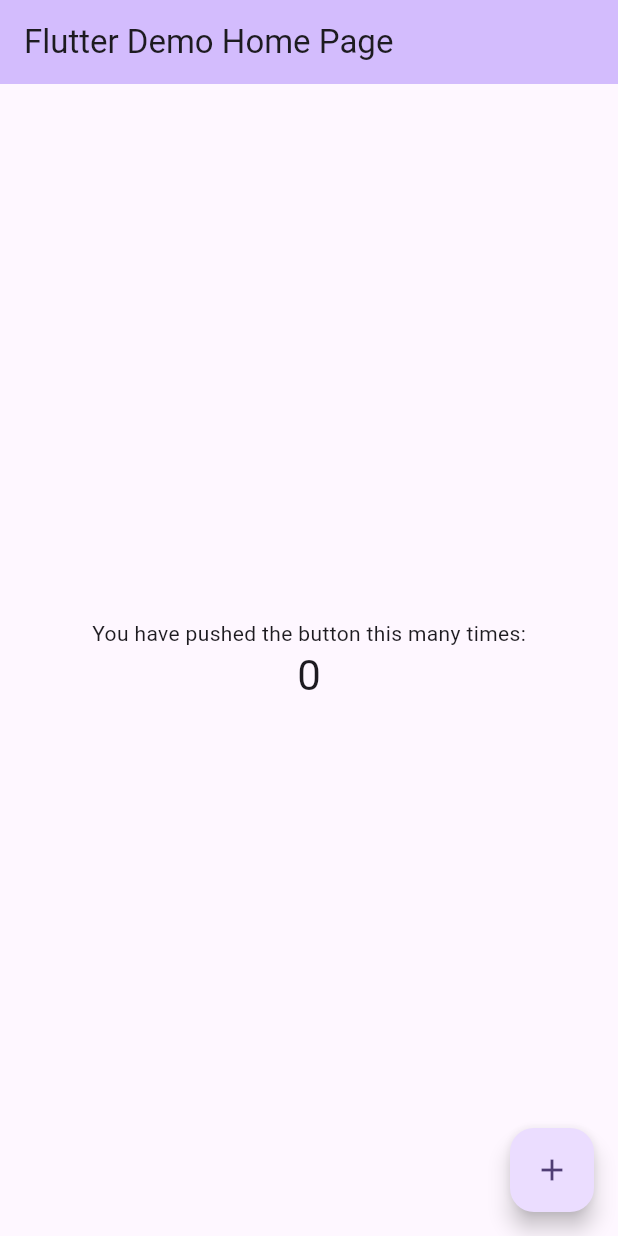
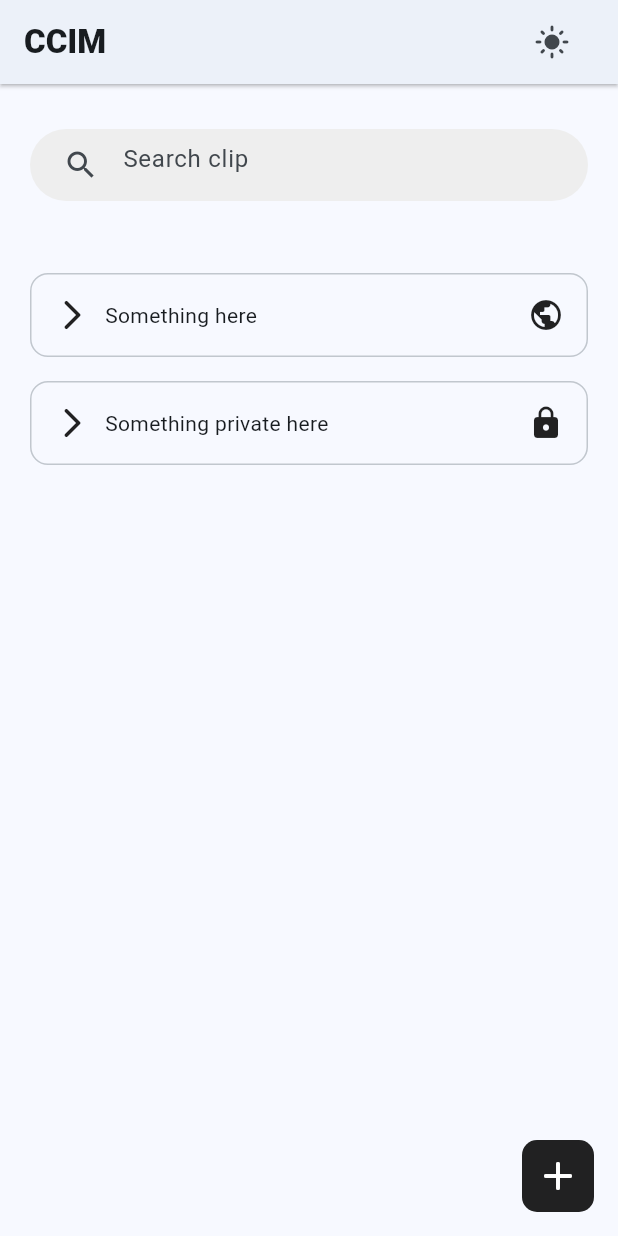
Before and after one commit to VulnX/ccim, a Flutter app: the screen it shows after launch, on a phone screen of 412 x 824 dp. Run offline on Flutter 3.47's test engine with Material 3 defaults, Android fonts, the light colour scheme and no system bars.

Commit message:
add basic template for viewing page and add clip page

```diff
--- a/client/lib/main.dart
+++ b/client/lib/main.dart
@@ -1,4 +1,5 @@
 import 'package:flutter/material.dart';
+import 'add_clip.dart';
 
 void main() {
   runApp(const MyApp());
@@ -11,112 +12,158 @@ class MyApp extends StatelessWidget {
   @override
   Widget build(BuildContext context) {
     return MaterialApp(
-      title: 'Flutter Demo',
+      title: 'CCIM - Common Clip IMproved',
+      debugShowCheckedModeBanner: false,
       theme: ThemeData(
-        // This is the theme of your application.
-        //
-        // TRY THIS: Try running your application with "flutter run". You'll see
-        // the application has a purple toolbar. Then, without quitting the app,
-        // try changing the seedColor in the colorScheme below to Colors.green
-        // and then invoke "hot reload" (save your changes or press the "hot
-        // reload" button in a Flutter-supported IDE, or press "r" if you used
-        // the command line to start the app).
-        //
-        // Notice that the counter didn't reset back to zero; the application
-        // state is not lost during the reload. To reset the state, use hot
-        // restart instead.
-        //
-        // This works for code too, not just values: Most code changes can be
-        // tested with just a hot reload.
-        colorScheme: ColorScheme.fromSeed(seedColor: Colors.deepPurple),
+        primaryColor: Colors.green,
+        secondaryHeaderColor: Colors.red,
+        colorScheme: ColorScheme.fromSeed(seedColor: Colors.lightBlue),
+        useMaterial3: true,
       ),
-      home: const MyHomePage(title: 'Flutter Demo Home Page'),
+      home: const HomePage(),
     );
   }
 }
 
-class MyHomePage extends StatefulWidget {
-  const MyHomePage({super.key, required this.title});
-
-  // This widget is the home page of your application. It is stateful, meaning
-  // that it has a State object (defined below) that contains fields that affect
-  // how it looks.
-
-  // This class is the configuration for the state. It holds the values (in this
-  // case the title) provided by the parent (in this case the App widget) and
-  // used by the build method of the State. Fields in a Widget subclass are
-  // always marked "final".
-
-  final String title;
-
-  @override
-  State<MyHomePage> createState() => _MyHomePageState();
-}
-
-class _MyHomePageState extends State<MyHomePage> {
-  int _counter = 0;
-
-  void _incrementCounter() {
-    setState(() {
-      // This call to setState tells the Flutter framework that something has
-      // changed in this State, which causes it to rerun the build method below
-      // so that the display can reflect the updated values. If we changed
-      // _counter without calling setState(), then the build method would not be
-      // called again, and so nothing would appear to happen.
-      _counter++;
-    });
-  }
+class HomePage extends StatelessWidget {
+  const HomePage({super.key});
 
   @override
   Widget build(BuildContext context) {
-    // This method is rerun every time setState is called, for instance as done
-    // by the _incrementCounter method above.
-    //
-    // The Flutter framework has been optimized to make rerunning build methods
-    // fast, so that you can just rebuild anything that needs updating rather
-    // than having to individually change instances of widgets.
+    return MyScaffold(body: ViewClipsBody());
+  }
+}
+
+class MyScaffold extends StatelessWidget {
+  const MyScaffold({super.key, required this.body});
+
+  final Widget body;
+
+  @override
+  Widget build(BuildContext context) {
     return Scaffold(
       appBar: AppBar(
-        // TRY THIS: Try changing the color here to a specific color (to
-        // Colors.amber, perhaps?) and trigger a hot reload to see the AppBar
-        // change color while the other colors stay the same.
-        backgroundColor: Theme.of(context).colorScheme.inversePrimary,
-        // Here we take the value from the MyHomePage object that was created by
-        // the App.build method, and use it to set our appbar title.
-        title: Text(widget.title),
+        title: Text('CCIM', style: TextStyle(fontWeight: FontWeight.w900)),
+        elevation: 1,
+        shadowColor: Colors.black,
+        actions: [
+          IconButton(onPressed: () {}, icon: Icon(Icons.light_mode_rounded)),
+        ],
+        actionsPadding: EdgeInsets.symmetric(horizontal: 20),
       ),
-      body: Center(
-        // Center is a layout widget. It takes a single child and positions it
-        // in the middle of the parent.
-        child: Column(
-          // Column is also a layout widget. It takes a list of children and
-          // arranges them vertically. By default, it sizes itself to fit its
-          // children horizontally, and tries to be as tall as its parent.
-          //
-          // Column has various properties to control how it sizes itself and
-          // how it positions its children. Here we use mainAxisAlignment to
-          // center the children vertically; the main axis here is the vertical
-          // axis because Columns are vertical (the cross axis would be
-          // horizontal).
-          //
-          // TRY THIS: Invoke "debug painting" (choose the "Toggle Debug Paint"
-          // action in the IDE, or press "p" in the console), to see the
-          // wireframe for each widget.
-          mainAxisAlignment: MainAxisAlignment.center,
-          children: <Widget>[
-            const Text('You have pushed the button this many times:'),
-            Text(
-              '$_counter',
-              style: Theme.of(context).textTheme.headlineMedium,
-            ),
-          ],
-        ),
-      ),
-      floatingActionButton: FloatingActionButton(
-        onPressed: _incrementCounter,
-        tooltip: 'Increment',
-        child: const Icon(Icons.add),
-      ), // This trailing comma makes auto-formatting nicer for build methods.
+      body: body,
+      floatingActionButton: FloatingButton(),
     );
   }
 }
+
+class FloatingButton extends StatelessWidget {
+  const FloatingButton({super.key});
+
+  @override
+  Widget build(BuildContext context) {
+    return IconButton(
+      onPressed: () {
+        Navigator.push(
+          context,
+          MaterialPageRoute(builder: (_) => AddClipPage()),
+        );
+      },
+      icon: Icon(Icons.add_rounded, size: 32,),
+      style: ElevatedButton.styleFrom(
+        backgroundColor: Colors.black87,
+        foregroundColor: Colors.white,
+        shape: RoundedRectangleBorder(borderRadius: BorderRadius.circular(10)),
+      ),
+    );
+  }
+}
+
+class ViewClipsBody extends StatelessWidget {
+  const ViewClipsBody({super.key});
+
+  @override
+  Widget build(BuildContext context) {
+    return Center(
+      child: Padding(
+        padding: EdgeInsets.symmetric(horizontal: 20, vertical: 30),
+        child: Column(spacing: 40, children: [SearchBar(), Clips()]),
+      ),
+    );
+  }
+}
+
+class Clips extends StatelessWidget {
+  const Clips({super.key});
+
+  @override
+  Widget build(BuildContext context) {
+    return Column(
+      children: [
+        Card.outlined(
+          margin: EdgeInsets.symmetric(vertical: 8),
+          child: Padding(
+            padding: const EdgeInsets.all(16),
+            child: Row(
+              mainAxisAlignment: MainAxisAlignment.spaceBetween,
+              children: [
+                Row(
+                  spacing: 10,
+                  children: [
+                    Icon(Icons.arrow_forward_ios_rounded),
+                    Text('Something here'),
+                  ],
+                ),
+                Icon(Icons.public, color: Colors.black87),
+              ],
+            ),
+          ),
+        ),
+        Card.outlined(
+          margin: EdgeInsets.symmetric(vertical: 8),
+          child: Padding(
+            padding: const EdgeInsets.all(16),
+            child: Row(
+              mainAxisAlignment: MainAxisAlignment.spaceBetween,
+              children: [
+                Row(
+                  spacing: 10,
+                  children: [
+                    Icon(Icons.arrow_forward_ios_rounded),
+                    Text('Something private here'),
+                  ],
+                ),
+                Icon(Icons.lock, color: Colors.black87),
+              ],
+            ),
+          ),
+        ),
+      ],
+    );
+  }
+}
+
+class SearchBar extends StatelessWidget {
+  const SearchBar({super.key});
+
+  @override
+  Widget build(BuildContext context) {
+    return Container(
+      decoration: BoxDecoration(
+        color: Colors.grey.shade200,
+        borderRadius: BorderRadius.circular(100),
+      ),
+      child: Padding(
+        padding: const EdgeInsets.symmetric(horizontal: 10),
+        child: TextField(
+          decoration: InputDecoration(
+            hintText: 'Search clip',
+            prefixIcon: Icon(Icons.search),
+            enabledBorder: InputBorder.none,
+            focusedBorder: InputBorder.none,
+          ),
+        ),
+      ),
+    );
+  }
+}
--- a/client/pubspec.yaml
+++ b/client/pubspec.yaml
@@ -34,6 +34,7 @@ dependencies:
   # The following adds the Cupertino Icons font to your application.
   # Use with the CupertinoIcons class for iOS style icons.
   cupertino_icons: ^1.0.8
+  file_picker: ^9.2.1
 
 dev_dependencies:
   flutter_test:
```
Also changed, not shown: client/lib/add_clip.dart (added, +189 -0 lines), client/pubspec.lock, 1 other file.
